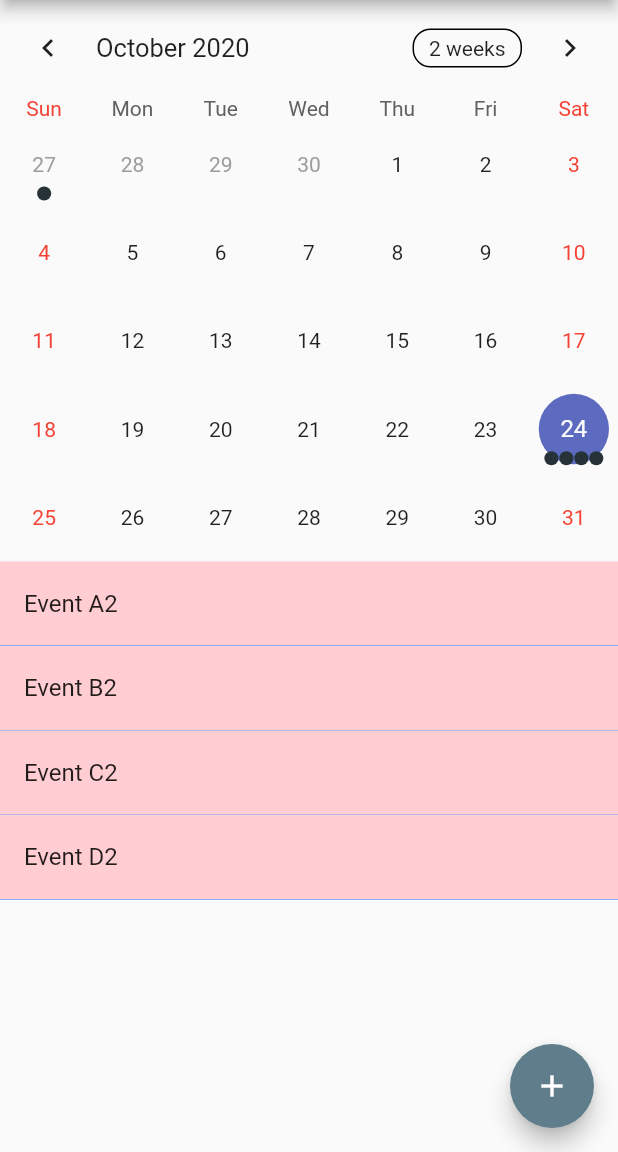
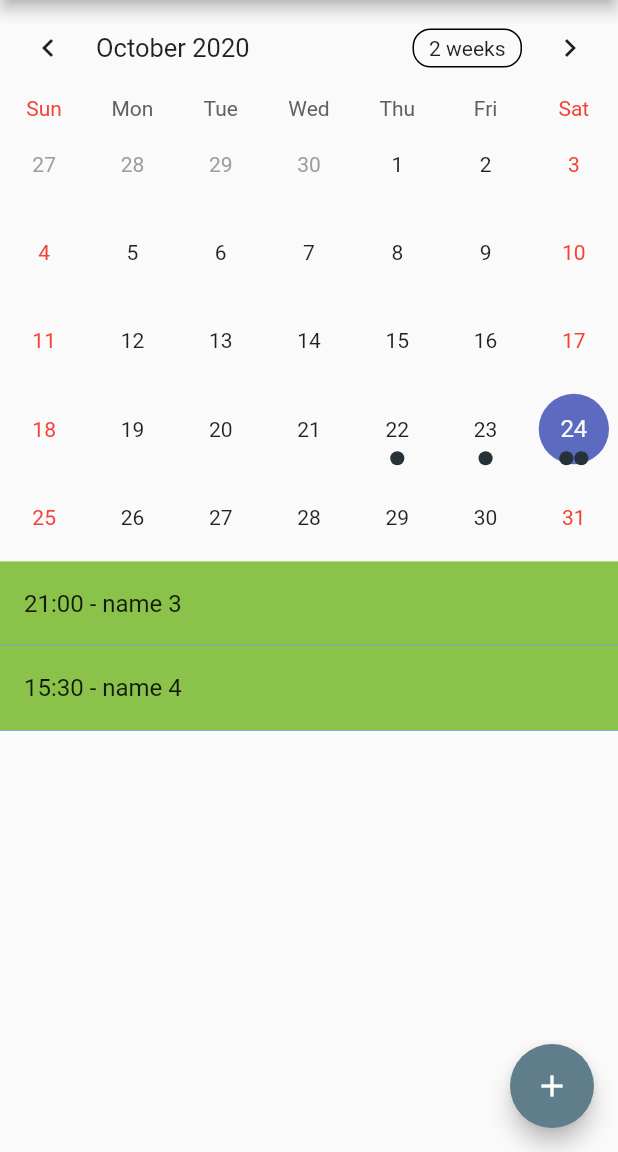
Before and after one commit to juneligan/calendar_event, a Flutter app: the screen it shows after launch, on a phone screen of 412 x 824 dp, the part 84-1236 px from its top. Run offline on Flutter 3.47's test engine with Material 2 defaults, Android fonts, the phone set to English and light mode, and no system bars; drawn by our look-alikes of table_calendar; our stand-ins replace rflutter_alert.

Commit message:
Update code to be able to add event to the calendar
Signed-off-by: June Ligan <june.ligan@synacy.com>

```diff
--- a/lib/main.dart
+++ b/lib/main.dart
@@ -32,31 +32,41 @@ class MyHomePage extends StatefulWidget {
 
 class _MyHomePageState extends State<MyHomePage> with TickerProviderStateMixin {
   CalendarController _calendarController;
-  Map<DateTime, List> _events = Map<DateTime, List>();
-  List _selectedEvents = [];
+  Map<DateTime, List> _eventsOfTheSelectedDay = Map<DateTime, List>();
+  List _selectedCalendarDate = [];
   DateTime _selectedDay = DateTime.now();
+//  List users = [
+//    const Item('Android',Icon(Icons.android,color:  const Color(0xFF167F67),)),
+//    const Item('Flutter',Icon(Icons.flag,color:  const Color(0xFF167F67),)),
+//    const Item('ReactNative',Icon(Icons.format_indent_decrease,color:  const Color(0xFF167F67),)),
+//    const Item('iOS',Icon(Icons.mobile_screen_share,color:  const Color(0xFF167F67),)),
+//  ];
 
   @override
   void initState() {
     super.initState();
     _calendarController = CalendarController();
 
-    _events = {
-      _selectedDay.subtract(Duration(days: 30)): [
-        'Event A0',
-        'Event B0',
-        'Event C0'
-      ],
-      _selectedDay.subtract(Duration(days: 27, hours: 5)): ['Event A1'],
-      _selectedDay: [
-        'Event A2',
-        'Event B2',
-        'Event C2',
-        'Event D2',
-      ]
-    };
+    CalendarEvent event1 = CalendarEvent('name 1', _selectedDay.subtract(Duration(days: 1)), Duration(days: 1), Colors.lightGreen);
+    CalendarEvent event2 = CalendarEvent('name 2', _selectedDay.subtract(Duration(days: 2)), Duration(days: 1), Colors.lightGreen);
+    CalendarEvent event3 = CalendarEvent('name 3', _selectedDay.subtract(Duration(hours: 2)), Duration(hours: 21), Colors.lightGreen);
+    CalendarEvent event4 = CalendarEvent('name 4', _selectedDay.subtract(Duration(hours: 2, minutes: 30)), Duration(hours: 15, minutes: 30), Colors.lightGreen);
+
+    [event1, event2, event3, event4].forEach((event) {
+
+      DateTime formattedDate = DateTime(event.date.year, event.date.month, event.date.day, 0, 0);
+      List calendarEvents = _eventsOfTheSelectedDay[formattedDate];
+      if (calendarEvents == null) {
+        calendarEvents = [];
+      }
+      calendarEvents.add(event);
+      _eventsOfTheSelectedDay[formattedDate] = calendarEvents;
+
+    });
+
+    DateTime formattedDate = DateTime(_selectedDay.year, _selectedDay.month, _selectedDay.day, 0, 0);
     setState(() {
-      _selectedEvents = _events[_selectedDay];
+      _selectedCalendarDate = _eventsOfTheSelectedDay[formattedDate];
     });
   }
 
@@ -75,7 +85,7 @@ class _MyHomePageState extends State<MyHomePage> with TickerProviderStateMixin {
         mainAxisSize: MainAxisSize.max,
         children: <Widget>[
           TableCalendar(
-            events: _events,
+            events: _eventsOfTheSelectedDay,
             calendarController: _calendarController,
             onDaySelected: _onDaySelected,
             builders: CalendarBuilders(
@@ -95,7 +105,7 @@ class _MyHomePageState extends State<MyHomePage> with TickerProviderStateMixin {
               },
             ),
           ),
-          Expanded(child: _buildEventList()),
+          Expanded(child: _buildEventList2()),
         ],
       ),
 
@@ -109,13 +119,27 @@ class _MyHomePageState extends State<MyHomePage> with TickerProviderStateMixin {
     );
   }
 
-  static _navigateToAddEvent(BuildContext context) async {
-    var result = await Navigator.push(context, new MaterialPageRoute(
+  _navigateToAddEvent(BuildContext context) async {
+    CalendarEvent result = await Navigator.push(context, new MaterialPageRoute(
       builder: (BuildContext ctx) => AddScreen(),
       fullscreenDialog: true,)
     );
 
-    Scaffold.of(context).showSnackBar(SnackBar(content: Text("$result"),duration: Duration(seconds: 3),));
+    print(result);
+
+    DateTime formattedDate = DateTime(result.date.year, result.date.month, result.date.day, 0, 0);
+    List events = _eventsOfTheSelectedDay[formattedDate];
+    List<dynamic> existingEvents = events != null && events.isNotEmpty? events.toList(): [];
+    existingEvents.add(result);
+
+    existingEvents.forEach((event) {
+      print(event.name);
+    });
+
+    setState(() {
+      _eventsOfTheSelectedDay[formattedDate] = existingEvents;
+      _selectedCalendarDate = existingEvents;
+    });
   }
 
   Widget _buildEventsMarker(DateTime date, List events) {
@@ -143,33 +167,38 @@ class _MyHomePageState extends State<MyHomePage> with TickerProviderStateMixin {
     print('CALLBACK: _onDaySelected');
     print(events);
     setState(() {
-      _selectedEvents = events;
+      _selectedCalendarDate = events;
     });
   }
 
-  Widget _buildEventList() {
-    List<dynamic> events = _selectedEvents ?? [];
-    return ListView(
-      scrollDirection: Axis.vertical,
-      shrinkWrap: true,
-      children: events
-          .map((event) => Container(
+  Widget _buildEventList2() {
+
+
+    List events = _selectedCalendarDate ?? [];
+    List<Widget> widgetEvents = events.map((event) {
+
+      final int hour = event.duration.inHours;
+      final int minutes = event.duration.inMinutes.remainder(60);
+      return Container(
         decoration: BoxDecoration(
-          color: Colors.red[100],
+          color: event.eventColor,
           border: Border(bottom: BorderSide(
               color: Colors.blueAccent,
               width: 0.4
           )),
-//          borderRadius: BorderRadius.circular(12.0),
         ),
-//        margin:
-//        const EdgeInsets.symmetric(horizontal: 8.0, vertical: 4.0),
         child: ListTile(
-          title: Text(event.toString()),
+          title: Text(
+              '${hour.toString().padLeft(2, "0")}:${minutes.toString().padLeft(
+                  2, "0")} - ${event.name}'),
           onTap: () => print('$event tapped!'),
         ),
-      ))
-          .toList(),
+      );
+    }).toList();
+    return ListView(
+      scrollDirection: Axis.vertical,
+      shrinkWrap: true,
+      children: widgetEvents,
     );
   }
 
@@ -230,6 +259,7 @@ class _MyHomePageState extends State<MyHomePage> with TickerProviderStateMixin {
 }
 
 class CalendarEvent {
+  int id;
   String name;
   DateTime date;
   Duration duration;
```
Also changed, not shown: lib/add_screen.dart (+31 -30 lines).
